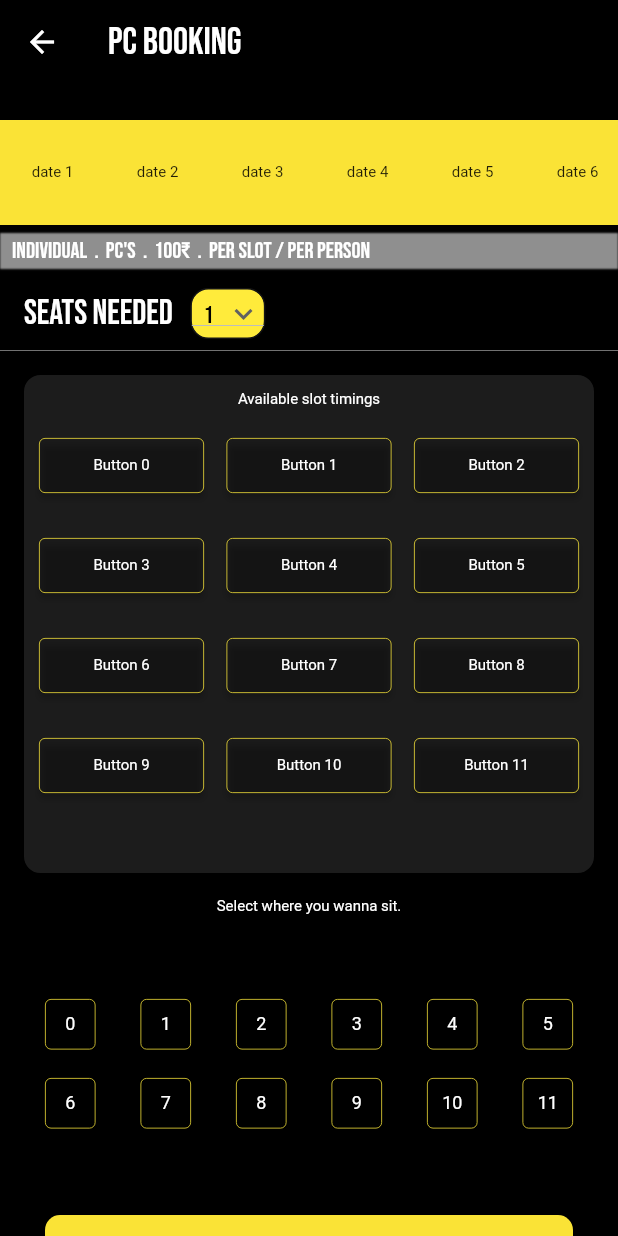
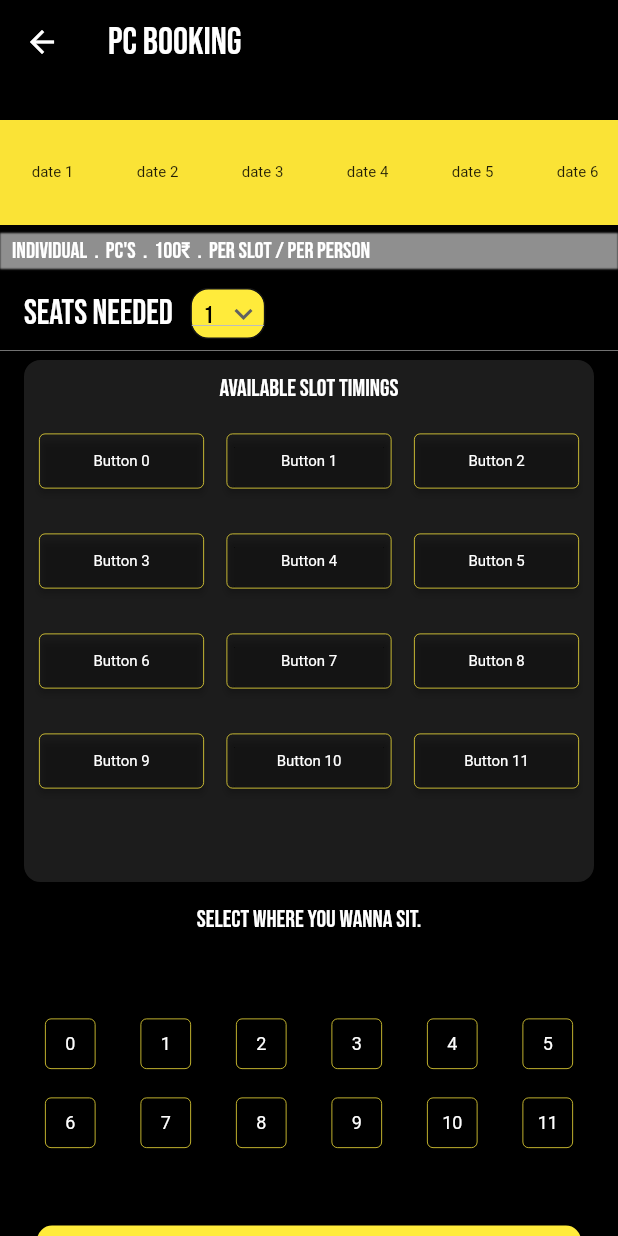
Before and after one commit to Shahbanps/Levelup-Lounge, a Flutter app: the BookingPage screen opened directly, on a phone screen of 412 x 824 dp. Run offline on Flutter 3.47's test engine with Material 2 defaults, Android fonts, the phone set to English and light mode, and no system bars; our stand-ins replace carousel_slider, google_fonts, google_nav_bar; network calls fail.

Commit message:
overall looks

```diff
--- a/lib/booking_page.dart
+++ b/lib/booking_page.dart
@@ -5,6 +5,7 @@ import 'package:flutter/src/widgets/framework.dart';
 import 'package:flutter/src/widgets/placeholder.dart';
 import 'package:google_fonts/google_fonts.dart';
 import 'package:levelup/circles.dart';
+import 'package:levelup/feedback.dart';
 import 'package:levelup/timings.dart';
 
 class BookingPage extends StatefulWidget {
@@ -236,7 +237,7 @@ class _BookingPageState extends State<BookingPage> {
               thickness: 0.3,
             ),
             Padding(
-              padding: const EdgeInsets.all(15.0),
+              padding: const EdgeInsets.fromLTRB(15.0, 5, 15, 5),
               child: Container(
                 decoration: BoxDecoration(
                   color: Color.fromARGB(255, 28, 28, 28),
@@ -244,14 +245,17 @@ class _BookingPageState extends State<BookingPage> {
                   borderRadius: BorderRadius.circular(12),
                 ),
                 width: 500,
-                height: 334,
+                height: 350,
                 child: Container(
                     padding: const EdgeInsets.all(10),
                     child: Column(
                       children: [
                         Text(
                           "Available slot timings",
-                          style: TextStyle(color: Colors.white, fontSize: 10),
+                          style: GoogleFonts.bebasNeue(
+                            fontSize: 16,
+                            color: Color.fromARGB(255, 255, 255, 255),
+                          ),
                         ),
                         Container(
                             height: 300,
@@ -321,13 +325,19 @@ class _BookingPageState extends State<BookingPage> {
                     )),
               ),
             ),
+            SizedBox(
+              height: 10,
+            ),
             Text(
               "Select where you wanna sit.",
-              style: TextStyle(color: Colors.white, fontSize: 10),
+              style: GoogleFonts.bebasNeue(
+                fontSize: 16,
+                color: Color.fromARGB(255, 255, 255, 255),
+              ),
             ),
             Container(
                 color: Color.fromARGB(255, 0, 0, 0),
-                height: 200,
+                height: 190,
                 padding: const EdgeInsets.fromLTRB(30, 0, 30, 0),
                 child: LayoutBuilder(
                   builder: (BuildContext context, BoxConstraints constraints) {
@@ -381,45 +391,29 @@ class _BookingPageState extends State<BookingPage> {
                     );
                   },
                 )),
-            Container(
-              margin: EdgeInsets.only(top: 0.0),
-              padding: EdgeInsets.fromLTRB(30, 0, 30, 3),
-              child: ElevatedButton(
+            ElevatedButton(
               onPressed: () {
                 Navigator.push(
                   context,
-                    MaterialPageRoute(builder: (context) => BookingPage()),
+                  MaterialPageRoute(builder: (context) => Feed_Back()),
                 );
               },
-                // ignore: sort_child_properties_last
-                child: Row(
-                  mainAxisAlignment: MainAxisAlignment.spaceBetween,
-                  children: [
-                    Text(
-                      "Book slots",
+              child: Padding(
+                padding: const EdgeInsets.fromLTRB(120, 5, 120, 5),
+                child: Text(
+                  'Book Slots',
                   style: GoogleFonts.bebasNeue(
-                        fontSize: 27,
-                        color: Color.fromARGB(255, 3, 3, 3),
+                    fontSize: 25,
+                    color: Color.fromARGB(255, 0, 0, 0),
                   ),
                 ),
-                    IconButton(
-                      icon: Icon(
-                        Icons.bookmark_add_outlined,
-                        color: Colors.black,
               ),
-                      onPressed: () {
-                        Navigator.of(context).push(MaterialPageRoute(
-                          builder: (context) => BookingPage(),
-                        ));
-                      },
-                    ),
-                  ],
-                ),
-                style: ElevatedButton.styleFrom(
-                  padding: EdgeInsets.all(5),
-                  backgroundColor: Color.fromARGB(255, 250, 227, 54),
-                  shape: RoundedRectangleBorder(
-                    borderRadius: BorderRadius.circular(10),
+              style: ButtonStyle(
+                backgroundColor:
+                    MaterialStateProperty.all<Color>(Colors.yellow),
+                shape: MaterialStateProperty.all<RoundedRectangleBorder>(
+                  RoundedRectangleBorder(
+                    borderRadius: BorderRadius.circular(10.0),
                   ),
                 ),
               ),
```
Also changed, not shown: lib/feedback.dart (+14 -25 lines). Lines whose indentation alone changed are shown as unchanged.
